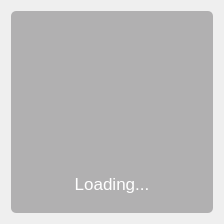
This is src/qt/forms/loadingwin.ui in MassGrid/MassGrid as Qt 5 draws it before an edit. The edited form follows.
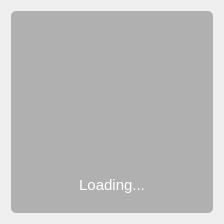
This is the edited form. Icons and pictures are not drawn.

```diff
--- a/src/qt/forms/loadingwin.ui
+++ b/src/qt/forms/loadingwin.ui
@@ -123,7 +123,7 @@
          <widget class="QLabel" name="label_msg">
           <property name="font">
            <font>
-            <pointsize>13</pointsize>
+            <pointsize>11</pointsize>
             <stylestrategy>PreferDefault</stylestrategy>
            </font>
           </property>
```
